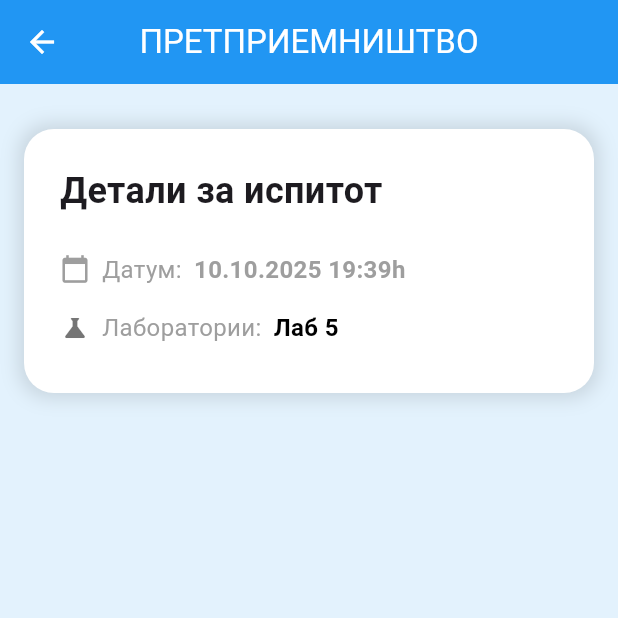
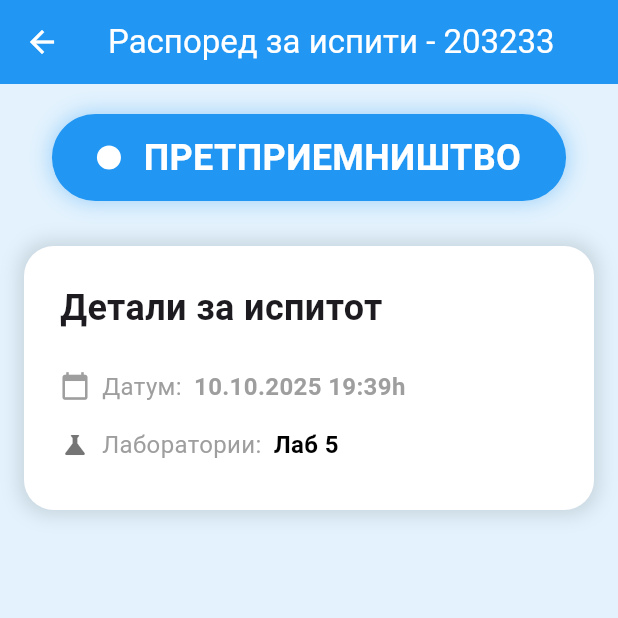
Before and after one commit to dvidojkovic/flutter-labs, a Flutter app: the screen it shows after launch, after a tap on "Претприемништво", on a phone screen of 412 x 824 dp, the top half of it. Run offline on Flutter 3.47's test engine with Material 3 defaults, Android fonts, the phone set to English and light mode, and no system bars.

Commit message:
show title, but remove id

```diff
--- a/lib/screens/exam_details.dart
+++ b/lib/screens/exam_details.dart
@@ -13,7 +13,7 @@ class ExamDetailsPage extends StatelessWidget {
     return Scaffold(
       backgroundColor: Colors.blue.shade50,
       appBar: AppBar(
-        title: Text(exam.name.toUpperCase()),
+        title: Text('Распоред за испити - 203233'),
         centerTitle: true,
         backgroundColor: Colors.blue,
         foregroundColor: Colors.white,
@@ -21,8 +21,8 @@ class ExamDetailsPage extends StatelessWidget {
       body: SingleChildScrollView(
         child: Column(
           children: [
-            // const SizedBox(height: 20),
-            // ExamDetailTitle(id: exam.id, name: exam.name),
+            const SizedBox(height: 20),
+            ExamDetailTitle(name: exam.name),
             const SizedBox(height: 30),
             ExamDetailData(exam: exam),
           ],
```
Also changed, not shown: lib/widgets/detail_title.dart (+1 -10 lines).
